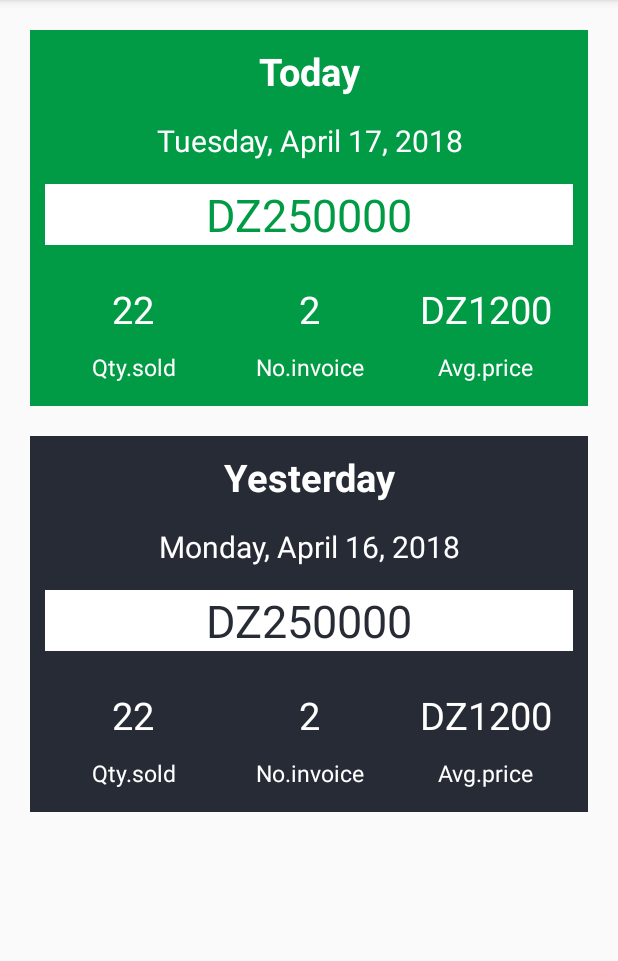
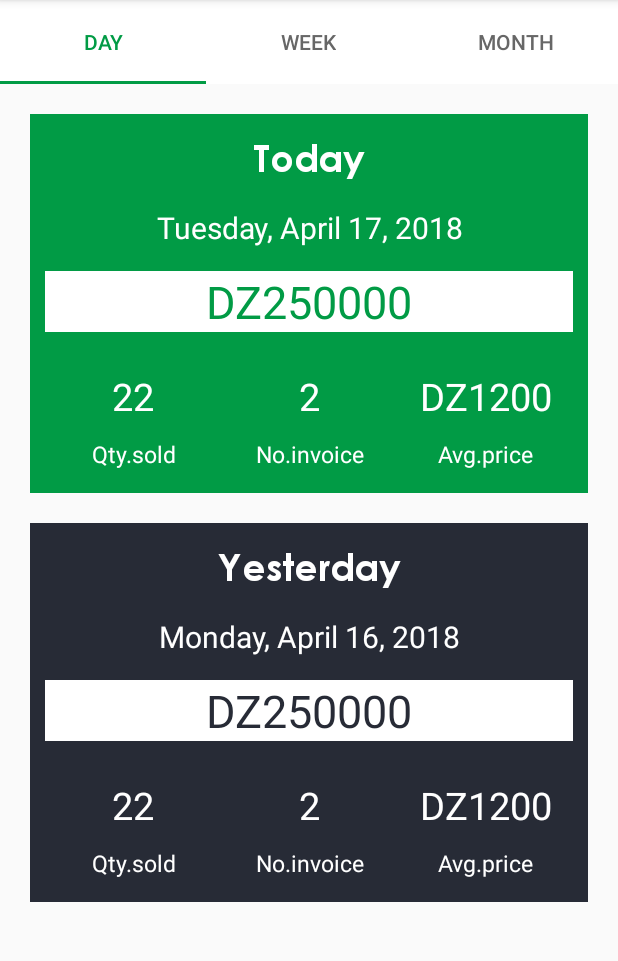
Before and after one commit to younes778/planeteDashboard, an Android app: the fragment SalesDayFragment placed in its activity, on a phone screen of 412 x 824 dp, the part 84-1045 px from its top. Run offline under Robolectric (Android 15) with nearby library versions, the phone set to English and light mode, and no system bars; our stand-ins replace ButterKnife; libraries missing offline, so code that uses them is left out: com.mikepenz.community_material_typeface_library, com.mikepenz.iconics, com.mikepenz.material_design_iconic_typeface_library, com.mikepenz.materialdrawer, com.norbsoft.typefacehelper and 1 more; 8 statements that could not run were skipped.

Commit message:
Fix main menu activity Fix tabs automatically load with fragment Fix passing data between activities

```diff
--- a/app/src/main/java/classes/AppData.java
+++ b/app/src/main/java/classes/AppData.java
@@ -4,6 +4,7 @@ import android.app.Activity;
 import android.app.Fragment;
 import android.app.FragmentManager;
 import android.content.Intent;
+import android.os.Bundle;
 import android.support.v7.app.AppCompatActivity;
 import android.content.Context;
 import android.graphics.Typeface;
@@ -33,6 +34,7 @@ import static com.norbsoft.typefacehelper.TypefaceHelper.typeface;
  */
 public class AppData {
     public static boolean VERSTION_TEST = true;
+    public static String ACTIVITY_DATA="Data";
     public static String[] CHART_MONTHS_FORMAT= new String[31];
     public static int CHART_RADIUS_1 = 4;
     public static int CHART_WIDTH_1= 2;
@@ -195,13 +197,36 @@ public class AppData {
      * Method that launch activity launched from activity caller
      *
      * @param caller activity caller
-     * @param launched activity will be launched class
+     * @param launched activity class that will be launched
+     * @param finishing indicate whether finish the activity caller or not
+     * @param extra data to be transferred to the activity to be launched
      *
      */
-    public static void launchActivity(AppCompatActivity caller,Class launched){
+    public static void launchActivity(AppCompatActivity caller,Class launched,boolean finishing,String extra){
         Intent activityLauncher = new Intent(caller,launched);
+        activityLauncher.putExtra(ACTIVITY_DATA,extra);
         caller.startActivity(activityLauncher);
-        caller.finish();
+        if (finishing) caller.finish();
+    }
+
+    /**
+     * Method that will get the data put by the activity caller
+     *
+     * @param launched activity that will be launched
+     *
+     * @return the Data passed from activity to the launched activity
+     */
+    public static String getDataFromLaunchedActivity(AppCompatActivity launched){
+        Intent activityIntent= launched.getIntent();
+        Bundle b = activityIntent.getExtras();
+        String result=null;
+
+        if(b!=null)
+        {
+            result =(String) b.get(ACTIVITY_DATA);
+        }
+
+        return result;
     }
 
     /**
--- a/app/src/main/java/d2si/apps/planetedashboard/activities/MainActivity.java
+++ b/app/src/main/java/d2si/apps/planetedashboard/activities/MainActivity.java
@@ -1,7 +1,5 @@
 package d2si.apps.planetedashboard.activities;
 
-import android.app.Fragment;
-import android.app.FragmentManager;
 import android.graphics.Color;
 import android.os.Bundle;
 import android.support.design.widget.TabLayout;
@@ -25,7 +23,6 @@ import butterknife.BindView;
 import butterknife.ButterKnife;
 import classes.AppData;
 import d2si.apps.planetedashboard.R;
-import fragments.MainMenuFragment;
 import fragments.SalesDayFragment;
 import fragments.SalesMonthFragment;
 import fragments.SalesWeekFragment;
@@ -41,8 +38,14 @@ import static com.norbsoft.typefacehelper.TypefaceHelper.typeface;
  */
 public class MainActivity extends AppCompatActivity{
 
-    @BindView(R.id.tabs) public TabLayout tabLayout;
-    public static Drawer navDrawer;
+    public static final int FRAGMENT_SALES = 0;
+    public static final int FRAGMENT_STOCK = 1;
+    public static final int FRAGMENT_PURCHASE = 2;
+    public static final int FRAGMENT_CLIENT = 3;
+    public static final int FRAGMENT_PROVIDER = 4;
+
+    @BindView(R.id.tabs) TabLayout tabLayout;
+    private Drawer navDrawer;
 
     @Override
     /**
@@ -59,45 +62,6 @@ public class MainActivity extends AppCompatActivity{
         typeface(this);
         ButterKnife.bind(this);
 
-        // Add different tabs Sales
-        tabLayout.addTab(tabLayout.newTab().setText(getString(R.string.tab_day)));
-        tabLayout.addTab(tabLayout.newTab().setText(getString(R.string.tab_week)));
-        tabLayout.addTab(tabLayout.newTab().setText(getString(R.string.tab_month)));
-
-        // set the font of the tabs
-        typeface(tabLayout);
-
-        // Tab Layout of sales click listener
-        tabLayout.addOnTabSelectedListener(new TabLayout.OnTabSelectedListener() {
-            @Override
-            public void onTabSelected(TabLayout.Tab tab) {
-                // load the right fragment when select
-                switch (tab.getPosition()){
-                    case 0:
-                        AppData.loadFragment(MainActivity.this,new SalesDayFragment());
-                        break;
-                    case 1:
-                        AppData.loadFragment(MainActivity.this,new SalesWeekFragment());
-                        break;
-                    case 2:
-                        AppData.loadFragment(MainActivity.this,new SalesMonthFragment());
-                        break;
-
-                }
-            }
-
-            @Override
-            public void onTabUnselected(TabLayout.Tab tab) {
-
-            }
-
-            @Override
-            public void onTabReselected(TabLayout.Tab tab) {
-
-            }
-        });
-
-
         // Get the actionBar toolbar
         Toolbar toolbar = (Toolbar) findViewById(R.id.toolbar);
         setSupportActionBar(toolbar);
@@ -105,9 +69,9 @@ public class MainActivity extends AppCompatActivity{
         // initialize the action bar title font
         AppData.setActionBarTitle(this,R.string.app_name);
 
-        // inti fragment with the Main menu
-        AppData.loadFragment(MainActivity.this,new MainMenuFragment());
-        tabLayout.setVisibility(View.GONE);
+        // inti fragment with the Main menu with the tabs
+        int fragment_to_launch= Integer.parseInt(AppData.getDataFromLaunchedActivity(this));
+        setupTabs(fragment_to_launch);
 
         // Initialize Nav drawer
         new DrawerBuilder().withActivity(this).build();
@@ -149,7 +113,7 @@ public class MainActivity extends AppCompatActivity{
                         return true;
                     }
                 })
-                .withSelectedItem(-1)
+                .withSelectedItem(fragment_to_launch)
                 .build();
 
         // set the font of the nav drawer header
@@ -158,4 +122,62 @@ public class MainActivity extends AppCompatActivity{
 
     }
 
+    /**
+     * Method that setup the tabs
+     *
+     * @param fragment The fragment that the tabs will be loaded for
+     */
+    private void setupTabs(int fragment){
+        switch (fragment){
+            case FRAGMENT_SALES:
+                AppData.loadFragment(this,new SalesDayFragment());
+
+                //remove all tabs first
+                tabLayout.removeAllTabs();
+
+                // Add different tabs Sales
+                tabLayout.addTab(tabLayout.newTab().setText(getString(R.string.tab_day)));
+                tabLayout.addTab(tabLayout.newTab().setText(getString(R.string.tab_week)));
+                tabLayout.addTab(tabLayout.newTab().setText(getString(R.string.tab_month)));
+
+                // set the font of the tabs
+                typeface(tabLayout);
+
+                // Tab Layout of sales click listener
+                tabLayout.addOnTabSelectedListener(new TabLayout.OnTabSelectedListener() {
+                    @Override
+                    public void onTabSelected(TabLayout.Tab tab) {
+                        // load the right fragment when select
+                        switch (tab.getPosition()){
+                            case 0:
+                                AppData.loadFragment(MainActivity.this,new SalesDayFragment());
+                                break;
+                            case 1:
+                                AppData.loadFragment(MainActivity.this,new SalesWeekFragment());
+                                break;
+                            case 2:
+                                AppData.loadFragment(MainActivity.this,new SalesMonthFragment());
+                                break;
+
+                        }
+                    }
+
+                    @Override
+                    public void onTabUnselected(TabLayout.Tab tab) {
+
+                    }
+
+                    @Override
+                    public void onTabReselected(TabLayout.Tab tab) {
+
+                    }
+                });
+
+                // setup tabs
+                tabLayout.setVisibility(View.VISIBLE);
+
+                break;
+        }
+    }
+
 }
--- a/app/src/main/java/fragments/MainMenuFragment.java
+++ /dev/null
@@ -1,89 +0,0 @@
-package fragments;
-
-import android.app.Fragment;
-import android.graphics.Color;
-import android.os.Bundle;
-import android.view.LayoutInflater;
-import android.view.View;
-import android.view.ViewGroup;
-import android.widget.ImageView;
-import android.widget.LinearLayout;
-
-import com.mikepenz.community_material_typeface_library.CommunityMaterial;
-import com.mikepenz.iconics.IconicsDrawable;
-
-import butterknife.BindView;
-import butterknife.ButterKnife;
-import butterknife.OnClick;
-import classes.AppData;
-import d2si.apps.planetedashboard.R;
-import d2si.apps.planetedashboard.activities.MainActivity;
-
-import static com.norbsoft.typefacehelper.TypefaceHelper.typeface;
-
-/**
- * Main menu fragment
- *
- * Fragment that represents the main menu options
- *
- * @author younessennadj
- */
-public class MainMenuFragment extends Fragment {
-
-
-    View view;
-    @BindView(R.id.btn_sales) LinearLayout btn_sales;
-    @BindView(R.id.btn_stock) LinearLayout btn_stock;
-    @BindView(R.id.btn_purchase) LinearLayout btn_purchase;
-    @BindView(R.id.btn_client) LinearLayout btn_client;
-    @BindView(R.id.btn_providers) LinearLayout btn_providers;
-    @BindView(R.id.img_sales) ImageView img_sales;
-    @BindView(R.id.img_stock) ImageView img_stock;
-    @BindView(R.id.img_purchase) ImageView img_purchase;
-    @BindView(R.id.img_client) ImageView img_client;
-    @BindView(R.id.img_providers) ImageView img_providers;
-
-    /**
-     * Method call when Sales button clicked
-     *
-     */
-    @OnClick(R.id.btn_sales) void sales() {
-        AppData.loadFragment(getActivity(),new SalesDayFragment());
-        AppData.setActionBarTitle(getActivity(),R.string.menu_sales);
-    }
-
-    @Override
-    /**
-     * Method that create the activity
-     *
-     * @param inflater View Inflater
-     * @param container View container
-     * @param savedInstanceState The activity instance
-     */
-    public View onCreateView(LayoutInflater inflater, ViewGroup container,
-                             Bundle savedInstanceState) {
-
-        // Inflate the layout for this fragment
-        view = inflater.inflate(R.layout.fragment_main_menu, container, false);
-
-        // initialize the font
-        typeface(view);
-        ButterKnife.bind(this,view);
-
-        // initialize the images with drawables
-        img_sales.setImageDrawable(new IconicsDrawable(getActivity()).icon(CommunityMaterial.Icon.cmd_tag_text_outline)
-                .color(Color.WHITE));
-        img_stock.setImageDrawable(new IconicsDrawable(getActivity()).icon(CommunityMaterial.Icon.cmd_briefcase)
-                .color(Color.WHITE));
-        img_purchase.setImageDrawable(new IconicsDrawable(getActivity()).icon(CommunityMaterial.Icon.cmd_shopping)
-                .color(Color.WHITE));
-        img_client.setImageDrawable(new IconicsDrawable(getActivity()).icon(CommunityMaterial.Icon.cmd_account)
-                .color(Color.WHITE));
-        img_providers.setImageDrawable(new IconicsDrawable(getActivity()).icon(CommunityMaterial.Icon.cmd_account_multiple)
-                .color(Color.WHITE));
-
-
-
-        return view;
-    }
-}
--- a/app/src/main/res/layout/fragment_main_menu.xml
+++ b/app/src/main/res/layout/activity_main_menu.xml
@@ -16,13 +16,13 @@
             android:orientation="vertical">
 
         <LinearLayout
-            android:id="@+id/btn_sales"
             android:layout_width="match_parent"
             android:layout_height="wrap_content"
             android:orientation="vertical"
             android:paddingBottom="20dp">
 
             <com.balysv.materialripple.MaterialRippleLayout
+                android:id="@+id/btn_sales"
                 android:layout_width="match_parent"
                 app:mrl_rippleHover="true"
                 android:padding="20dp"
```
Also changed, not shown: app/src/main/AndroidManifest.xml (+10 -1 lines), app/src/main/java/d2si/apps/planetedashboard/activities/LoginActivity.java (+4 -4 lines), app/src/main/java/d2si/apps/planetedashboard/activities/MainMenuActivity.java (added, +80 -0 lines).
